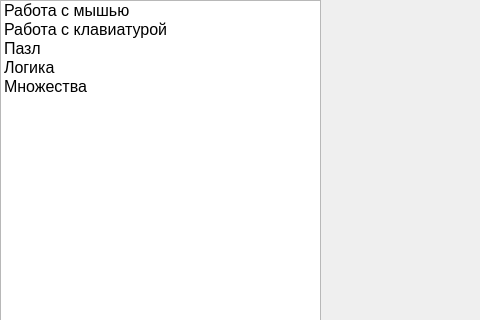
Above: UI/Main.ui from KAMENIIINK/Individual_Project before the change; both pictures show x 0 to 480 and y 0 to 320 of the 800 by 600 pixel window. Below: the same form after it.
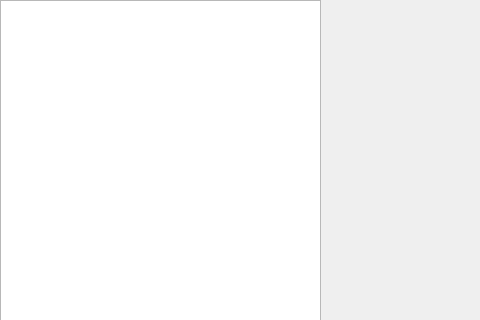
That is the form after the change. Icons and pictures are not drawn.

The edit to the form file:
```diff
--- a/UI/Main.ui
+++ b/UI/Main.ui
@@ -40,38 +40,13 @@
       <pointsize>12</pointsize>
      </font>
     </property>
-    <item>
-     <property name="text">
-      <string>Работа с мышью</string>
-     </property>
-    </item>
-    <item>
-     <property name="text">
-      <string>Работа с клавиатурой</string>
-     </property>
-    </item>
-    <item>
-     <property name="text">
-      <string>Пазл</string>
-     </property>
-    </item>
-    <item>
-     <property name="text">
-      <string>Логика</string>
-     </property>
-    </item>
-    <item>
-     <property name="text">
-      <string>Множества</string>
-     </property>
-    </item>
    </widget>
    <widget class="QLabel" name="label">
     <property name="geometry">
      <rect>
       <x>320</x>
       <y>0</y>
-      <width>471</width>
+      <width>481</width>
       <height>581</height>
      </rect>
     </property>
```
Left out of the diff: 2 changed lines with no effect on the pictures.
